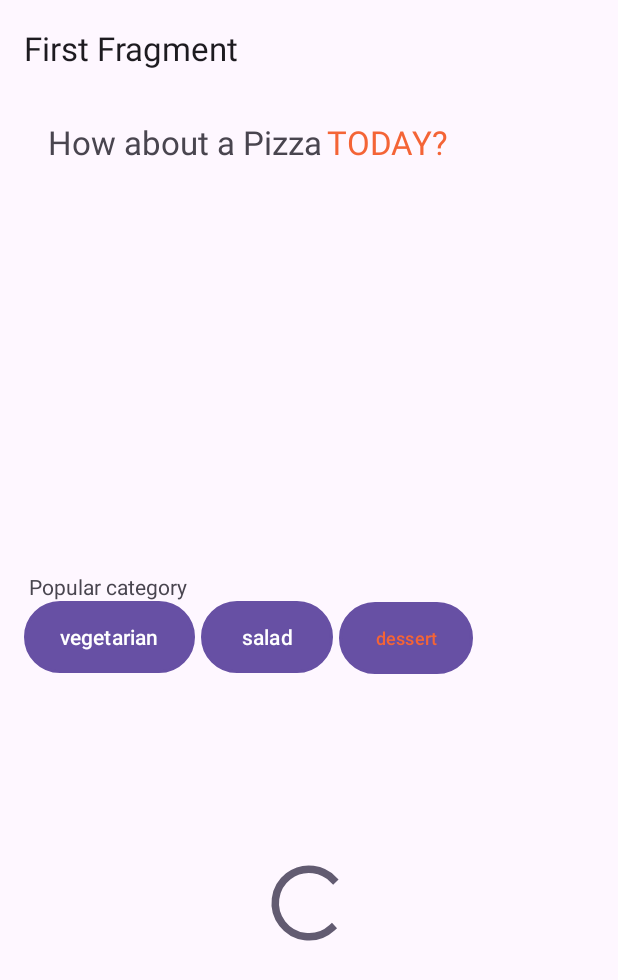
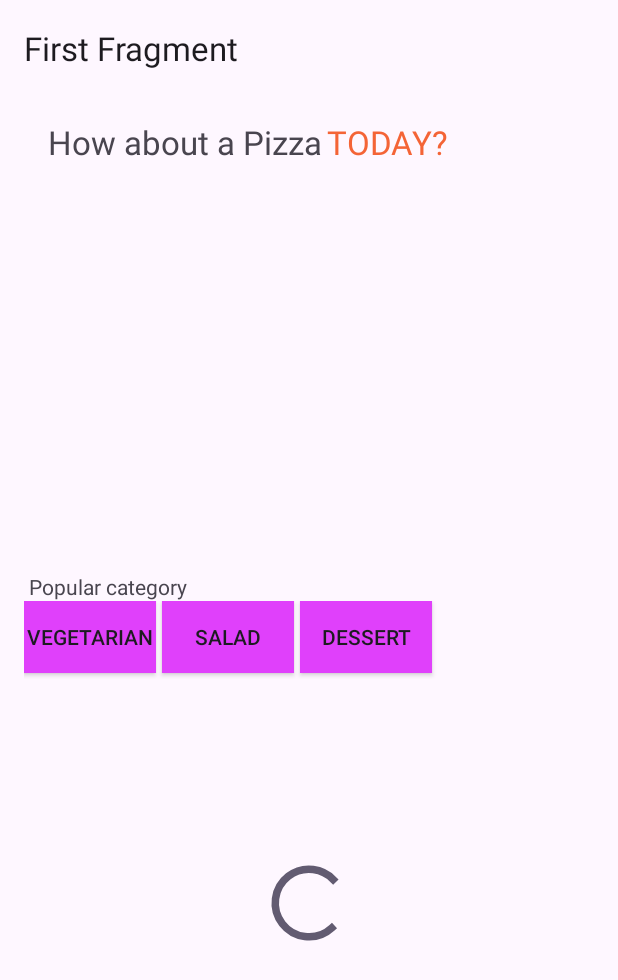
Before and after one commit to TaisYuri/Recipes, an Android app built with Jetpack Compose: the screen it shows after launch (HomeActivity), on a phone screen of 412 x 824 dp. Shown: the top 980 px of the screen. Run offline under Robolectric (Android 15) with nearby library versions, the phone set to English and light mode, and no system bars; our stand-ins replace Dagger/Hilt's generated code, navigation-ui; 3 statements that could not run were skipped.

Commit message:
add list recipes

```diff
--- a/app/src/main/AndroidManifest.xml
+++ b/app/src/main/AndroidManifest.xml
@@ -13,7 +13,8 @@
         android:roundIcon="@mipmap/ic_launcher_round"
         android:supportsRtl="true"
         android:theme="@style/Theme.Recipes"
-        tools:targetApi="31">
+        tools:targetApi="31"
+        android:name=".RecipesApplication">
         <activity
             android:name=".presentation.home.HomeActivity"
             android:exported="true"
--- /dev/null
+++ b/app/src/main/java/com/example/recipes/RecipesApplication.kt
@@ -0,0 +1,8 @@
+package com.example.recipes
+
+import android.app.Application
+import dagger.hilt.android.HiltAndroidApp
+
+@HiltAndroidApp
+class RecipesApplication: Application() {
+}
--- a/app/src/main/java/com/example/recipes/data/api/RetrofitClient.kt
+++ b/app/src/main/java/com/example/recipes/data/api/RetrofitClient.kt
@@ -12,13 +12,7 @@ class RetrofitClient private constructor() {
         private fun getRetrofitInstance(): Retrofit {
             val httpClient = OkHttpClient.Builder()
 
-            httpClient.addInterceptor { chain ->
-                val request = chain.request()
-                    .newBuilder()
-                    .addHeader("apiKey", apiKey)
-                    .build()
-                chain.proceed(request)
-            }
+
 
             if (!::INSTANCE.isInitialized) {
                 synchronized(RetrofitClient::class) {
@@ -36,8 +30,6 @@ class RetrofitClient private constructor() {
             return getRetrofitInstance().create(serviceClass)
         }
 
-        fun addHeaders(tokenValue: String) {
-            apiKey = tokenValue
-        }
+
     }
 }
--- a/app/src/main/java/com/example/recipes/data/datasource/recipelist/RecipeListDataSourceImpl.kt
+++ b/app/src/main/java/com/example/recipes/data/datasource/recipelist/RecipeListDataSourceImpl.kt
@@ -1,16 +1,14 @@
 package com.example.recipes.data.datasource.recipelist
 
-import com.example.recipes.data.api.RetrofitClient
 import com.example.recipes.data.api.Service
-import com.example.recipes.data.model.response.RecipeDetailResponse
 import com.example.recipes.data.model.response.RecipesListResponse
 import kotlinx.coroutines.flow.Flow
 import kotlinx.coroutines.flow.flow
+import javax.inject.Inject
 
-class RecipeListDataSourceImpl:RecipeListDataSource {
+class RecipeListDataSourceImpl @Inject constructor(private val service: Service ):RecipeListDataSource {
 
-    private val service = RetrofitClient.getService(Service::class.java)
-
+    //private val service = RetrofitClient.getService(Service::class.java)
     override fun getRecipesList(query: String): Flow<RecipesListResponse> =
         flow { emit(service.getRecipesList(query,"dc84ea2d78c84ebe979d198be7cbd160", true, 50 )) }
 }
--- a/app/src/main/java/com/example/recipes/data/mapper/RecipesMapper.kt
+++ b/app/src/main/java/com/example/recipes/data/mapper/RecipesMapper.kt
@@ -1,6 +1,5 @@
 package com.example.recipes.data.mapper
 
-import com.example.recipes.data.model.response.RecipeDetailResponse
 import com.example.recipes.data.model.response.RecipesListResponse
 import com.example.recipes.domain.model.RecipesList
 
--- a/app/src/main/java/com/example/recipes/data/model/response/RecipeDetailResponse.kt
+++ b/app/src/main/java/com/example/recipes/data/model/response/RecipesDataResponse.kt
@@ -5,7 +5,7 @@ import com.google.gson.annotations.SerializedName
 import kotlinx.android.parcel.Parcelize
 
 @Parcelize
-data class RecipeDetailResponse(
+data class RecipesDataResponse(
     @SerializedName("id")
     val id: Int,
     @SerializedName("title")
--- a/app/src/main/java/com/example/recipes/data/model/response/RecipesListResponse.kt
+++ b/app/src/main/java/com/example/recipes/data/model/response/RecipesListResponse.kt
@@ -7,5 +7,5 @@ import kotlinx.android.parcel.Parcelize
 @Parcelize
 data class RecipesListResponse(
     @SerializedName("results")
-    val results: List<RecipeDetailResponse>
+    val results: List<RecipesDataResponse>
 ): Parcelable
--- a/app/src/main/java/com/example/recipes/data/repository/RecipesListRespositoryImpl.kt
+++ b/app/src/main/java/com/example/recipes/data/repository/RecipesListRespositoryImpl.kt
@@ -8,11 +8,12 @@ import com.example.recipes.domain.model.RecipesList
 import com.example.recipes.domain.repository.RecipeListRepository
 import kotlinx.coroutines.flow.Flow
 import kotlinx.coroutines.flow.map
+import javax.inject.Inject
 
-class RecipesListRespositoryImpl() : RecipeListRepository {
+class RecipesListRespositoryImpl @Inject constructor(private val recipesDataSource: RecipeListDataSourceImpl) :
+    RecipeListRepository {
 
-    private val recipesDataSource = RecipeListDataSourceImpl()
-
+    //private val recipesDataSource = RecipeListDataSourceImpl()
     override fun getRecipesList(query: String): Flow<List<RecipesList.Recipes>> =
         recipesDataSource.getRecipesList(query).map {
             mapRecipesListItem(it)
--- /dev/null
+++ b/app/src/main/java/com/example/recipes/di/NetworkModules.kt
@@ -0,0 +1,38 @@
+package com.example.recipes.di
+
+import com.example.recipes.data.api.Service
+import dagger.Module
+import dagger.Provides
+import dagger.hilt.InstallIn
+import dagger.hilt.components.SingletonComponent
+import okhttp3.OkHttpClient
+import retrofit2.Retrofit
+import retrofit2.converter.gson.GsonConverterFactory
+import javax.inject.Singleton
+
+@Module
+@InstallIn(SingletonComponent::class)
+object NetworkModules {
+
+    @Provides
+    @Singleton
+    fun getRetrofitInstance(): Retrofit {
+        val httpClient = OkHttpClient.Builder()
+
+        return Retrofit.Builder()
+            .baseUrl("https://api.spoonacular.com/")
+            .client(httpClient.build())
+            .addConverterFactory(GsonConverterFactory.create())
+            .build()
+    }
+
+    //HILT NÃO ACEITA GENERICS
+    /*   fun <T> getService(serviceClass: Class<T>): T {
+           return getRetrofitInstance().create(serviceClass)
+       }*/
+
+    @Provides
+    fun getService(retrofit: Retrofit): Service {
+        return retrofit.create(Service::class.java)
+    }
+}
--- a/app/src/main/java/com/example/recipes/domain/usecase/getRecipesListUseCase.kt
+++ b/app/src/main/java/com/example/recipes/domain/usecase/getRecipesListUseCase.kt
@@ -3,11 +3,13 @@ package com.example.recipes.domain.usecase
 import com.example.recipes.data.api.RetrofitClient
 import com.example.recipes.data.repository.RecipesListRespositoryImpl
 import com.example.recipes.domain.model.RecipesList
+import com.example.recipes.domain.repository.RecipeListRepository
 import kotlinx.coroutines.flow.Flow
+import javax.inject.Inject
 
-class GetRecipesListUseCase() {
+class GetRecipesListUseCase @Inject constructor(private val recipesListRespository: RecipesListRespositoryImpl) {
 
-    private val recipesListRespository = RecipesListRespositoryImpl()
+    //private val recipesListRespository = RecipesListRespositoryImpl()
 
     operator fun invoke(query: String): Flow<List<RecipesList.Recipes>>{
 
--- a/app/src/main/java/com/example/recipes/presentation/home/HomeActivity.kt
+++ b/app/src/main/java/com/example/recipes/presentation/home/HomeActivity.kt
@@ -9,7 +9,9 @@ import androidx.navigation.ui.navigateUp
 import androidx.navigation.ui.setupActionBarWithNavController
 import com.example.recipes.R
 import com.example.recipes.databinding.ActivityHomeBinding
+import dagger.hilt.android.AndroidEntryPoint
 
+@AndroidEntryPoint
 class HomeActivity : AppCompatActivity() {
 
     private lateinit var appBarConfiguration: AppBarConfiguration
--- a/app/src/main/java/com/example/recipes/presentation/recipes/RecipesListFragment.kt
+++ b/app/src/main/java/com/example/recipes/presentation/recipes/RecipesListFragment.kt
@@ -3,6 +3,7 @@ package com.example.recipes.presentation.recipes
 import android.content.res.ColorStateList
 import android.graphics.Color
 import android.os.Bundle
+import android.util.Log
 import androidx.fragment.app.Fragment
 import android.view.LayoutInflater
 import android.view.View
@@ -12,6 +13,7 @@ import android.view.ViewGroup
 import androidx.core.app.ActivityCompat
 import androidx.core.app.ActivityCompat.recreate
 import androidx.core.view.ViewCompat
+import androidx.hilt.navigation.fragment.hiltNavGraphViewModels
 import androidx.navigation.navGraphViewModels
 import androidx.recyclerview.widget.LinearLayoutManager
 import androidx.recyclerview.widget.RecyclerView
@@ -24,7 +26,7 @@ import com.example.recipes.presentation.recipes.adapter.ListChoiceAdapter
 
 class RecipesListFragment : Fragment(), ItemListener {
 
-    private val viewModel by navGraphViewModels<RecipesListViewModel>(R.id.nav_graph) { defaultViewModelProviderFactory }
+    private val viewModel by hiltNavGraphViewModels<RecipesListViewModel>(R.id.nav_graph)
     private var _binding: FragmentRecipesListBinding? = null
     private lateinit var adapter: ListAdapter
     private lateinit var adapterChoice: ListChoiceAdapter
@@ -101,30 +103,38 @@ class RecipesListFragment : Fragment(), ItemListener {
         val buttonVeg = binding.buttonChoiceVegetarian
         val buttonDessert = binding.buttonChoiceDessert
 
-        buttonVeg?.setOnClickListener {
-            viewModel.onSelected("vegetarian")
-            it.setBackgroundResource(R.drawable.button_background_selected)
+        buttonVeg?.setOnCheckedChangeListener  {buttonView, isChecked ->
+            if(isChecked) {
+                Log.d("IFFF", "SELECIONADO")
+
+                viewModel.onSelected("vegetarian")
+            }else{
+                Log.d("ELSEEE", "NAO SELECIONADO")
+                buttonView.setBackgroundResource(R.drawable.button_background)
+            }
+         /*   it.setBackgroundResource(R.drawable.button_background_selected)
             buttonVeg.setTextColor(Color.WHITE)
 
             buttonSalad.setBackgroundResource(R.drawable.button_background)
-            buttonDessert.setBackgroundResource(R.drawable.button_background)
+            buttonDessert.setBackgroundResource(R.drawable.button_background)*/
         }
 
         buttonSalad.setOnClickListener {
             viewModel.onSelected("salad")
-            it.setBackgroundResource(R.drawable.button_background_selected)
+         /*   it.setBackgroundResource(R.drawable.button_background_selected)
 
             buttonVeg?.setBackgroundResource(R.drawable.button_background)
-            buttonDessert.setBackgroundResource(R.drawable.button_background)
+            buttonDessert.setBackgroundResource(R.drawable.button_background)*/
         }
 
         buttonDessert.setOnClickListener {
             viewModel.onSelected("dessert")
-            it.setBackgroundResource(R.drawable.button_background_selected)
+           /* it.setBackgroundResource(R.drawable.button_background_selected)
 
             buttonVeg?.setBackgroundResource(R.drawable.button_background)
-            buttonSalad.setBackgroundResource(R.drawable.button_background)
+            buttonSalad.setBackgroundResource(R.drawable.button_background)*/
         }
+
     }
 
 }
--- a/app/src/main/java/com/example/recipes/presentation/recipes/RecipesListViewModel.kt
+++ b/app/src/main/java/com/example/recipes/presentation/recipes/RecipesListViewModel.kt
@@ -6,6 +6,8 @@ import androidx.lifecycle.ViewModel
 import androidx.lifecycle.viewModelScope
 import com.example.recipes.domain.model.RecipesList
 import com.example.recipes.domain.usecase.GetRecipesListUseCase
+import dagger.hilt.android.lifecycle.HiltViewModel
+import dagger.hilt.android.scopes.ViewModelScoped
 import kotlinx.coroutines.CoroutineDispatcher
 import kotlinx.coroutines.Dispatchers
 import kotlinx.coroutines.flow.catch
@@ -13,12 +15,16 @@ import kotlinx.coroutines.flow.collectLatest
 import kotlinx.coroutines.flow.flowOn
 import kotlinx.coroutines.flow.onStart
 import kotlinx.coroutines.launch
+import javax.inject.Inject
 
-class RecipesListViewModel(
-    private val dispatcher: CoroutineDispatcher = Dispatchers.IO
+@HiltViewModel
+class RecipesListViewModel @Inject constructor(
+    private val recipesListUseCase: GetRecipesListUseCase,
 ): ViewModel() {
 
-    private val recipesListUseCase = GetRecipesListUseCase()
+    private val dispatcher: CoroutineDispatcher = Dispatchers.IO
+
+    //private val recipesListUseCase = GetRecipesListUseCase()
 
     val recipesList = MutableLiveData<List<RecipesList.Recipes>>()
     val recipesList2 = MutableLiveData<List<RecipesList.Recipes>>()
--- a/app/src/main/res/drawable/button_background.xml
+++ b/app/src/main/res/drawable/button_background.xml
@@ -1,9 +1,4 @@
 <?xml version="1.0" encoding="utf-8"?>
-
-<shape xmlns:android="http://schemas.android.com/apk/res/android">
-    <gradient android:startColor="@color/white" android:endColor="@color/white"/>
-    <stroke android:color="@color/orange" />
-    <stroke android:width="2dp" />
-    <corners android:radius="24dp" />
-
-</shape>
+<selector xmlns:android="http://schemas.android.com/apk/res/android">
+    <item android:drawable="@color/orange" /> <!-- default -->
+</selector>
--- a/app/src/main/res/drawable/button_background_selected.xml
+++ b/app/src/main/res/drawable/button_background_selected.xml
@@ -1,15 +1,12 @@
 <?xml version="1.0" encoding="utf-8"?>
 <selector xmlns:android="http://schemas.android.com/apk/res/android">
-    <item android:state_pressed="true">
-        <shape android:shape="rectangle">
-            <solid android:color="#FF0000" /> <!-- Cor vermelha quando pressionado -->
-            <corners android:radius="16dp" /> <!-- Borda arredondada, se desejar -->
-        </shape>
-    </item>
-    <item>
-        <shape android:shape="oval">
-            <solid android:color="#FF0000" /> <!-- Cor vermelha padrão -->
-            <corners android:radius="16dp" /> <!-- Borda arredondada, se desejar -->
-        </shape>
-    </item>
+    <item  android:drawable="@color/button_pressed" android:state_pressed="true" /> <!-- pressed -->
+    <item android:drawable="@color/button_focused" android:state_focused="true" /> <!-- focused -->
+    <item android:drawable="@color/teal_200"  android:state_selected="true" /> <!-- focused -->
+    <item android:drawable="@color/orange"  android:state_checkable="true" /> <!-- focused -->
+    <item android:drawable="@color/teal_700"  android:state_last="true" /> <!-- focused -->
+    <item android:drawable="@color/purple_500"  android:state_checked="true" /> <!-- focused -->
+
+    <item android:drawable="@color/button_default" android:state_checked="false"/> <!-- default -->
+    <item android:drawable="@color/button_default" /> <!-- default -->
 </selector>
--- a/app/src/main/res/layout-v28/fragment_recipes_list.xml
+++ b/app/src/main/res/layout-v28/fragment_recipes_list.xml
@@ -59,41 +59,44 @@
         app:layout_constraintStart_toStartOf="parent"
         app:layout_constraintTop_toBottomOf="@id/recycler" />
 
-    <androidx.appcompat.widget.LinearLayoutCompat
+    <RadioGroup
         android:id="@+id/linearLayoutCompat"
         android:layout_width="match_parent"
         android:layout_height="0dp"
+        android:orientation="horizontal"
         app:layout_constraintEnd_toEndOf="parent"
         app:layout_constraintStart_toStartOf="parent"
         app:layout_constraintTop_toBottomOf="@+id/text_inpiration">
 
-        <Button
+        <ToggleButton
             android:id="@+id/button_choice_vegetarian"
             android:layout_width="wrap_content"
             android:layout_height="wrap_content"
             android:layout_marginBottom="4dp"
-            android:background="@drawable/button_background"
-            android:text="@string/vegetarian" />
+            android:background="@drawable/button_background_selected"
+            android:textOn="@string/vegetarian"
+            android:textOff="@string/vegetarian" />
 
-        <Button
+        <ToggleButton
             android:id="@+id/button_choice_salad"
-            android:background="@drawable/button_background"
+            android:background="@drawable/button_background_selected"
             android:layout_width="wrap_content"
             android:layout_height="wrap_content"
             android:layout_marginStart="4dp"
             android:layout_marginBottom="4dp"
-            android:text="@string/salad" />
+            android:textOn="@string/salad"
+            android:textOff="@string/salad" />
 
-        <Button
+        <ToggleButton
             android:id="@+id/button_choice_dessert"
-            style="@style/Theme.Recipes.Button_Tertiary"
-            android:background="@drawable/button_background"
+            android:background="@drawable/button_background_selected"
             android:layout_width="wrap_content"
             android:layout_height="wrap_content"
             android:layout_marginStart="4dp"
             android:layout_marginBottom="4dp"
-            android:text="@string/dessert" />
-    </androidx.appcompat.widget.LinearLayoutCompat>
+            android:textOn="@string/dessert"
+            android:textOff="@string/dessert" />
+    </RadioGroup>
 
     <androidx.recyclerview.widget.RecyclerView
         android:id="@+id/recycler2"
--- a/app/src/main/res/values/colors.xml
+++ b/app/src/main/res/values/colors.xml
@@ -8,4 +8,8 @@
     <color name="black">#FF000000</color>
     <color name="white">#FFFFFFFF</color>
     <color name="orange">#FFF46436</color>
+
+    <color name="button_pressed">#40C4FF</color>
+    <color name="button_focused">#ff8a00</color>
+    <color name="button_default">#E040FB</color>
 </resources>
--- a/build.gradle.kts
+++ b/build.gradle.kts
@@ -3,5 +3,6 @@ plugins {
     id("com.android.application") version "8.1.1" apply false
     id("org.jetbrains.kotlin.android") version "1.8.10" apply false
     id("com.google.devtools.ksp") version "1.8.10-1.0.9" apply false
+    id("com.google.dagger.hilt.android") version "2.44" apply false
 
 }
```
Also changed, not shown: app/build.gradle.kts (+19 -6 lines), 1 other file.
